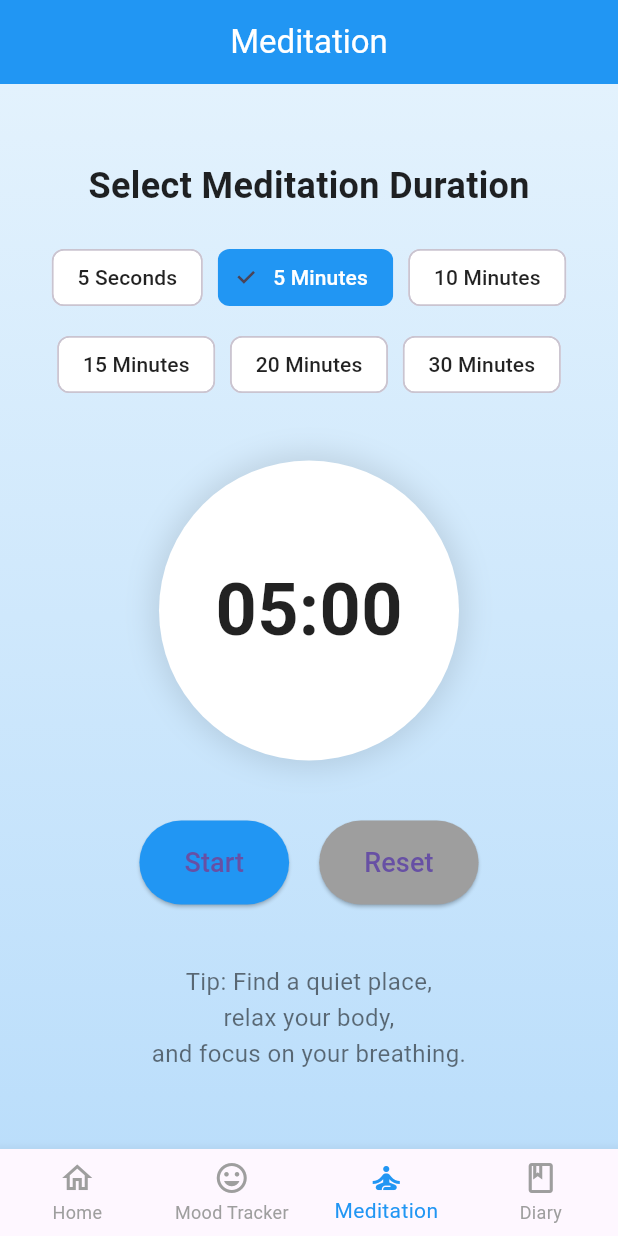
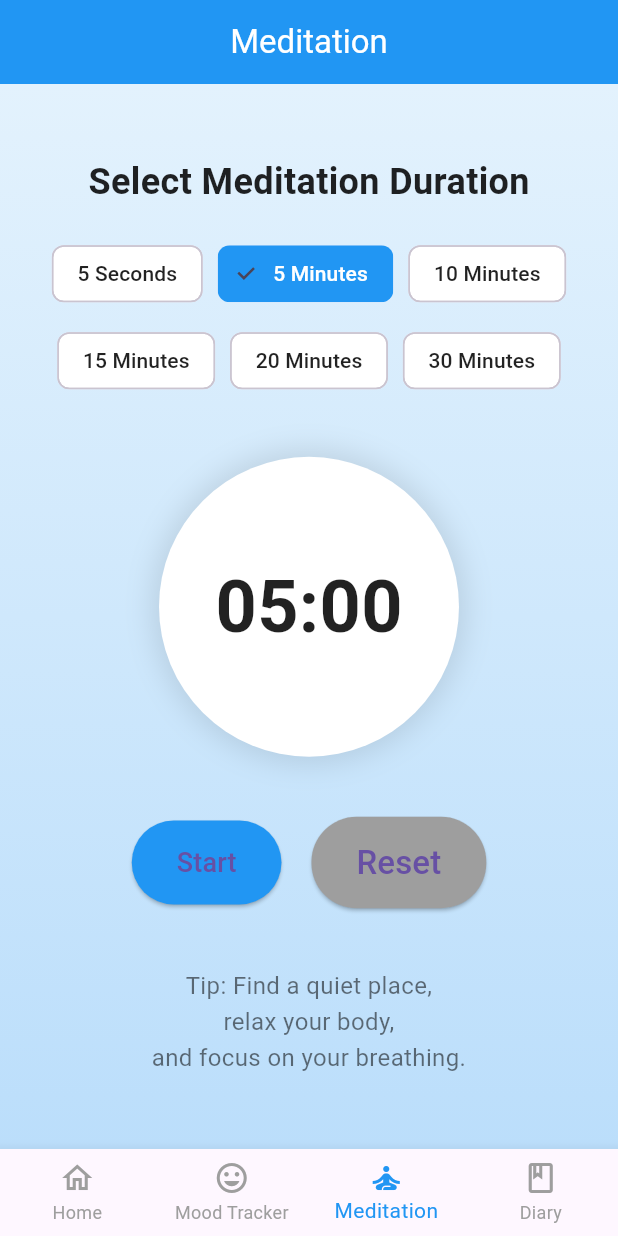
Before and after one commit to ikl7895/app, a Flutter app: the screen it shows after launch, item 3 of the bottom bar chosen, on a phone screen of 412 x 824 dp. Run offline on Flutter 3.47's test engine with Material 3 defaults, Android fonts, the phone set to English and light mode, and no system bars; our stand-ins replace shared_preferences; missing offline and left inert: dialog_flowtter.

Commit message:
Update meditation_screen.dart

```diff
--- a/app/lib/screens/meditation_screen.dart
+++ b/app/lib/screens/meditation_screen.dart
@@ -220,7 +220,7 @@ class _MeditationScreenState extends State<MeditationScreen> {
                       ),
                       child: const Text(
                         'Reset',
-                        style: TextStyle(fontSize: 18),
+                        style: TextStyle(fontSize: 22),
                       ),
                     ),
                   ],
```
